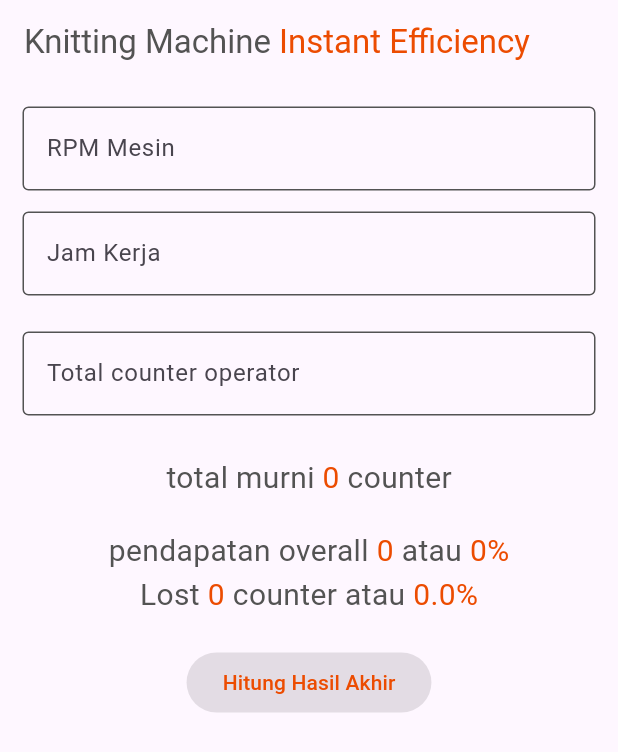
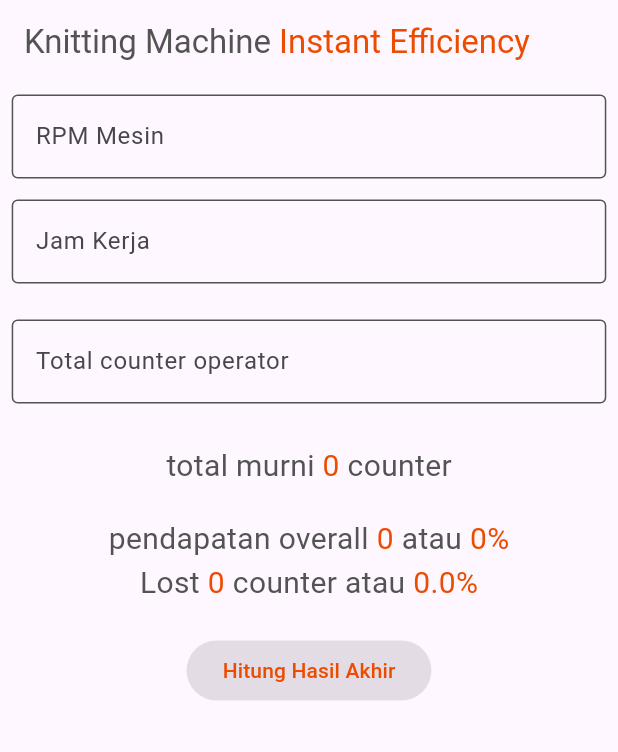
Before and after one commit to YudanMaulana/kmie-project, a Flutter app: the MyForm screen opened directly, on a phone screen of 412 x 824 dp. Shown: the top 752 px of the screen. Run offline on Flutter 3.47's test engine with Material 3 defaults, Android fonts, the phone set to English and light mode, and no system bars; our stand-ins replace animated_text_kit, another_flutter_splash_screen.

Commit message:
solving screen overflowed in form.dart

```diff
--- a/lib/form.dart
+++ b/lib/form.dart
@@ -90,7 +90,7 @@ class _MyFormState extends State<MyForm> {
         ])),
       ),
       body: Padding(
-        padding: const EdgeInsets.all(8.0),
+        padding: const EdgeInsets.fromLTRB(0.8, 0, 0.8, 0),
         child: Form(
           child: Column(
             children: [
```
Also changed, not shown: 1 other file.
